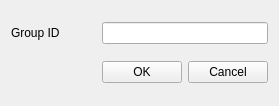
This is lib/rapuma/dialog/menu_group_select_dlg.ui in sillsdev/rapuma as Qt 5 draws it before an edit. The edited form follows.
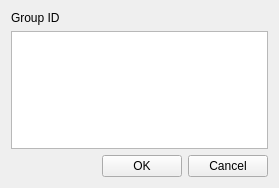
This is the edited form.

Commit message: Project and group select work - testing

```diff
--- a/lib/rapuma/dialog/menu_group_select_dlg.ui
+++ b/lib/rapuma/dialog/menu_group_select_dlg.ui
@@ -7,41 +7,28 @@
     <x>0</x>
     <y>0</y>
     <width>279</width>
-    <height>106</height>
+    <height>188</height>
    </rect>
   </property>
   <property name="windowTitle">
    <string>Rapuma - Select Group</string>
   </property>
   <layout class="QGridLayout" name="gridLayout">
-   <item row="1" column="2">
-    <widget class="QPushButton" name="pushButtonCancel">
+   <item row="0" column="0">
+    <widget class="QLabel" name="labelGroupId">
      <property name="text">
-      <string>Cancel</string>
-     </property>
-    </widget>
-   </item>
-   <item row="1" column="1">
-    <widget class="QPushButton" name="pushButtonOk">
-     <property name="toolTip">
-      <string>Remove a selected project</string>
-     </property>
-     <property name="text">
-      <string>OK</string>
-     </property>
-    </widget>
-   </item>
-   <item row="0" column="1" colspan="2">
-    <widget class="QLineEdit" name="lineEditGid">
-     <property name="toolTip">
-      <string>ID of the group to be selected</string>
-     </property>
-     <property name="statusTip">
       <string>Group ID</string>
      </property>
     </widget>
    </item>
-   <item row="1" column="0">
+   <item row="1" column="0" colspan="3">
+    <widget class="QListWidget" name="listWidgetGroups">
+     <property name="toolTip">
+      <string>Select a group</string>
+     </property>
+    </widget>
+   </item>
+   <item row="2" column="0">
     <spacer name="horizontalSpacer">
      <property name="orientation">
       <enum>Qt::Horizontal</enum>
@@ -54,10 +41,20 @@
      </property>
     </spacer>
    </item>
-   <item row="0" column="0">
-    <widget class="QLabel" name="labelGroupId">
+   <item row="2" column="1">
+    <widget class="QPushButton" name="pushButtonOk">
+     <property name="toolTip">
+      <string>Remove a selected project</string>
+     </property>
      <property name="text">
-      <string>Group ID</string>
+      <string>OK</string>
+     </property>
+    </widget>
+   </item>
+   <item row="2" column="2">
+    <widget class="QPushButton" name="pushButtonCancel">
+     <property name="text">
+      <string>Cancel</string>
      </property>
     </widget>
    </item>
```
Left out of the diff: 1 changed line with no effect on the pictures. The commit also changes 13 other files.
